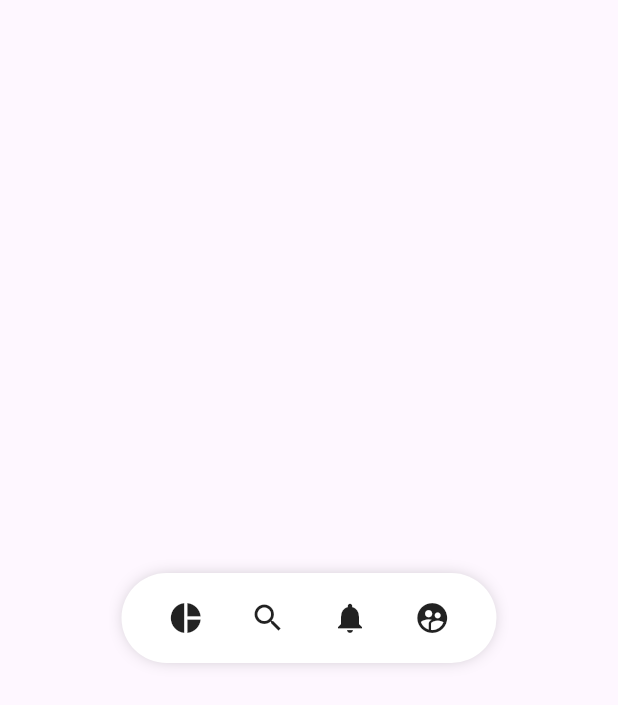
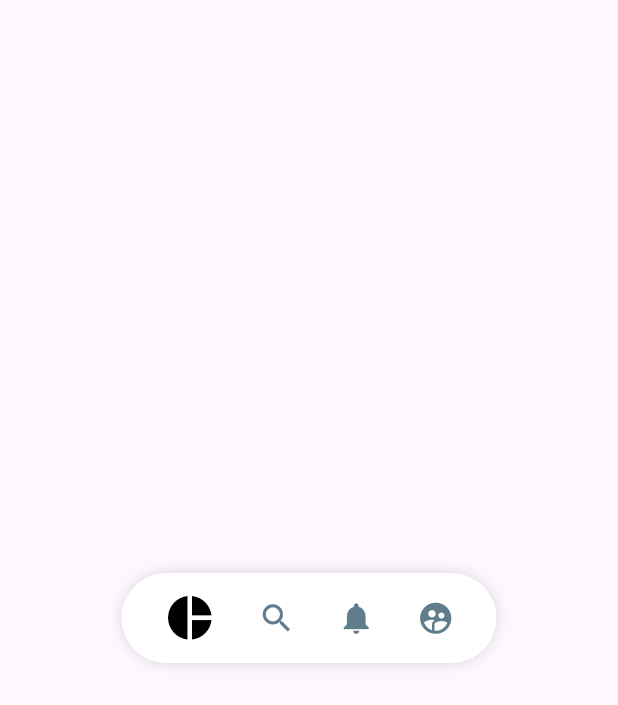
Before and after one commit to leitoon/disenos, a Flutter app: the screen it shows after launch, on a phone screen of 412 x 824 dp. Shown: the top 705 px of the screen. Run offline on Flutter 3.47's test engine with Material 3 defaults, Android fonts, the phone set to English and light mode, and no system bars; our stand-ins replace flutter_svg.

Commit message:
avance menu

```diff
--- /dev/null
+++ b/devtools_options.yaml
@@ -0,0 +1 @@
+extensions:
--- a/lib/src/pages/pinteres_page.dart
+++ b/lib/src/pages/pinteres_page.dart
@@ -49,7 +49,7 @@ class Tile extends StatelessWidget {
   @override
   Widget build(BuildContext context) {
     return Container(
-      margin: EdgeInsets.all(3),
+      margin: const EdgeInsets.all(3),
       height: extent,
       decoration: const BoxDecoration(
           color: Colors.blue, borderRadius: BorderRadius.all(Radius.circular(10))),
--- a/lib/src/widgets/pinterest_menu.dart
+++ b/lib/src/widgets/pinterest_menu.dart
@@ -1,4 +1,5 @@
 import 'package:flutter/material.dart';
+import 'package:provider/provider.dart';
 
 
 class PinterestButton
@@ -22,7 +23,23 @@ class PinterestMenu extends StatelessWidget {
   @override
   Widget build(BuildContext context) {
     return Center(
-      child: Container
+      child: ChangeNotifierProvider(
+        create: (_) => _MenuModel(),
+        child: _PinterestMenuBackground(child:   _MenuItems(menuItems:items),)),
+    );
+  }
+}
+
+class _PinterestMenuBackground extends StatelessWidget {
+  final Widget child;
+  const _PinterestMenuBackground({
+    super.key,
+    required this.child,
+  });
+
+  @override
+  Widget build(BuildContext context) {
+    return Container
     (
      width: 250,
      height: 60,
@@ -39,8 +56,8 @@ class PinterestMenu extends StatelessWidget {
       ]
 
      ),
-      child: _MenuItems(menuItems:items),
-      ),
+      child: child,
+
     );
   }
 }
@@ -70,9 +87,29 @@ class _PinterestMenuButton extends StatelessWidget {
   const _PinterestMenuButton({required this.index, required this.item});
   @override
   Widget build(BuildContext context) {
-    return Container
-    (
-      child: Icon(item.icon),
+    final itemSeleccionado= Provider.of<_MenuModel>(context).itemSeleccionado;
+    return GestureDetector(
+      onTap: (){
+        Provider.of<_MenuModel>(context,listen: false).itemSeleccionado =index;
+        item.onPressed();},
+      behavior: HitTestBehavior.translucent,
+      child: Icon(item.icon,
+      size: (itemSeleccionado == index) ? 35:25,
+      color: (itemSeleccionado == index) ? Colors.black : Colors.blueGrey,
+      ),
     );
   }
 }
+
+class _MenuModel with ChangeNotifier
+{
+  int _itemSeleccionado=0;
+  int get itemSeleccionado=> _itemSeleccionado;
+
+  set itemSeleccionado(int index)
+  {
+    _itemSeleccionado =index;
+    notifyListeners();
+  }
+
+}
```
Lines whose indentation alone changed are shown as unchanged.
